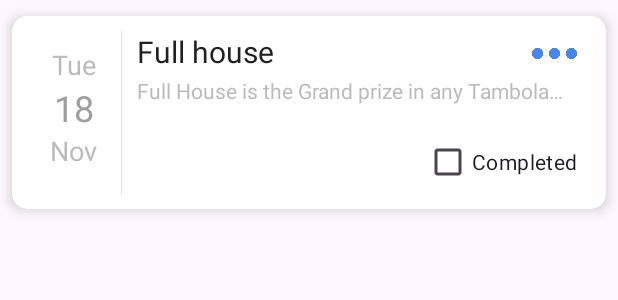
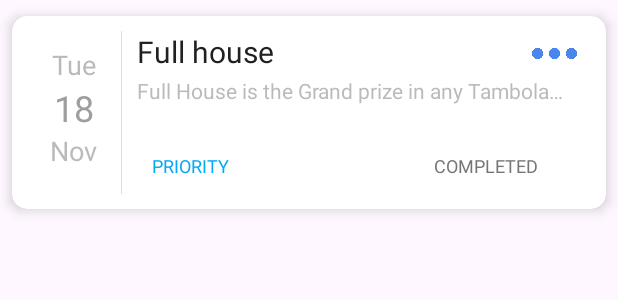
Before and after one commit to banulaperera/TodoApplication, an Android app: the layout item_task.xml on its own in the app's theme, with its tools: preview values and no code run, on a phone screen of 412 x 824 dp. Shown: the top 300 px of the screen. Run offline under Robolectric (Android 15) with nearby library versions, the phone set to English and light mode, and no system bars.

Commit message:
updated ui

```diff
--- a/app/src/main/java/com/example/todoapplication/model/Todo.kt
+++ b/app/src/main/java/com/example/todoapplication/model/Todo.kt
@@ -7,6 +7,7 @@ class Todo {
     var description: String = ""
     var date: String = ""
     var time: String = ""
+    var priority: String = ""
     var isChecked: Boolean = false
 
     constructor(
@@ -14,6 +15,7 @@ class Todo {
         description: String,
         date: String,
         time: String,
+        priority: String,
         isChecked: Boolean,
         userId: Int
     ) {
@@ -21,6 +23,7 @@ class Todo {
         this.description = description
         this.date = date
         this.time = time
+        this.priority = priority
         this.isChecked = isChecked
         this.userId = userId
     }
--- a/app/src/main/res/layout/fragment_create_task.xml
+++ b/app/src/main/res/layout/fragment_create_task.xml
@@ -136,7 +136,7 @@
             android:singleLine="true"
             android:background="@drawable/add_task_btn_border"
             android:padding="10dp"
-            android:id="@+id/taskEvent"
+            android:id="@+id/taskPriority"
             tools:ignore="MissingPrefix" />
 
         <Button
--- a/app/src/main/res/layout/item_task.xml
+++ b/app/src/main/res/layout/item_task.xml
@@ -88,7 +88,8 @@
                     android:layout_width="30dp"
                     android:layout_height="30dp"
                     android:id="@+id/options"
-                    android:background="@drawable/more"/>
+                    android:background="@drawable/more"
+                    android:contentDescription="@string/more" />
 
             </LinearLayout>
 
@@ -112,12 +113,37 @@
                 android:textSize="12sp"
                 android:textColor="@color/primary"/>
 
-            <CheckBox
-                android:id="@+id/checkBox"
-                android:layout_width="wrap_content"
-                android:layout_height="wrap_content"
-                android:layout_gravity="end"
-                android:text="Completed" />
+            <LinearLayout
+                android:layout_width="match_parent"
+                android:layout_height="wrap_content">
+
+                <TextView
+                    android:id="@+id/priority"
+                    android:layout_width="188dp"
+                    android:layout_height="wrap_content"
+                    android:layout_marginTop="10dp"
+                    android:paddingLeft="10dp"
+                    android:paddingTop="5dp"
+                    android:paddingRight="10dp"
+                    android:paddingBottom="5dp"
+                    android:text="@string/priority_level"
+                    android:textColor="@color/accent"
+                    android:textSize="12sp" />
+
+                <TextView
+                    android:id="@+id/status"
+                    android:layout_width="wrap_content"
+                    android:layout_height="wrap_content"
+                    android:layout_marginTop="10dp"
+                    android:paddingLeft="10dp"
+                    android:paddingTop="5dp"
+                    android:paddingRight="10dp"
+                    android:paddingBottom="5dp"
+                    android:text="@string/completed"
+                    android:textColor="@color/secondary_text"
+                    android:textSize="12sp" />
+            </LinearLayout>
+
 
         </LinearLayout>
 
--- a/app/src/main/res/menu/delete_menu.xml
+++ b/app/src/main/res/menu/delete_menu.xml
@@ -6,4 +6,9 @@
         android:id="@+id/menuDelete"
         android:title="@string/delete"
         app:showAsAction="ifRoom" />
+
+    <item
+        android:id="@+id/menuComplete"
+        android:title="@string/complete_menu"
+        app:showAsAction="ifRoom" />
 </menu>
--- a/app/src/main/res/values/colors.xml
+++ b/app/src/main/res/values/colors.xml
@@ -2,6 +2,9 @@
 <resources>
     <color name="white">#FFFFFF</color>
     <color name="black">#000000</color>
+    <color name="red">#FF0000</color>
+    <color name="green">#00FF00</color>
+    <color name="yellow">#FFFF00</color>
 
     <color name="primary">#9E9E9E</color>
     <color name="primary_light">#F5F5F5</color>
--- a/app/src/main/res/values/strings.xml
+++ b/app/src/main/res/values/strings.xml
@@ -22,4 +22,11 @@
     <string name="confirm_password">Confirm Password</string>
     <string name="signup">Signup</string>
     <string name="delete">Delete</string>
+    <string name="priority_level">PRIORITY</string>
+    <string name="completed">COMPLETED</string>
+    <string name="high">HIGH</string>
+    <string name="medium">MEDIUM</string>
+    <string name="low">LOW</string>
+    <string name="complete_menu">Complete</string>
+    <string name="more">more</string>
 </resources>
```
Also changed, not shown: app/src/main/java/com/example/todoapplication/adapter/TodoAdapter.kt (+86 -11 lines), app/src/main/java/com/example/todoapplication/database/TodoDataBaseHandler.kt (+19 -0 lines), app/src/main/java/com/example/todoapplication/fragments/CreateTaskFragment.kt (+14 -1 lines), app/src/main/res/drawable/icon.png (added).
